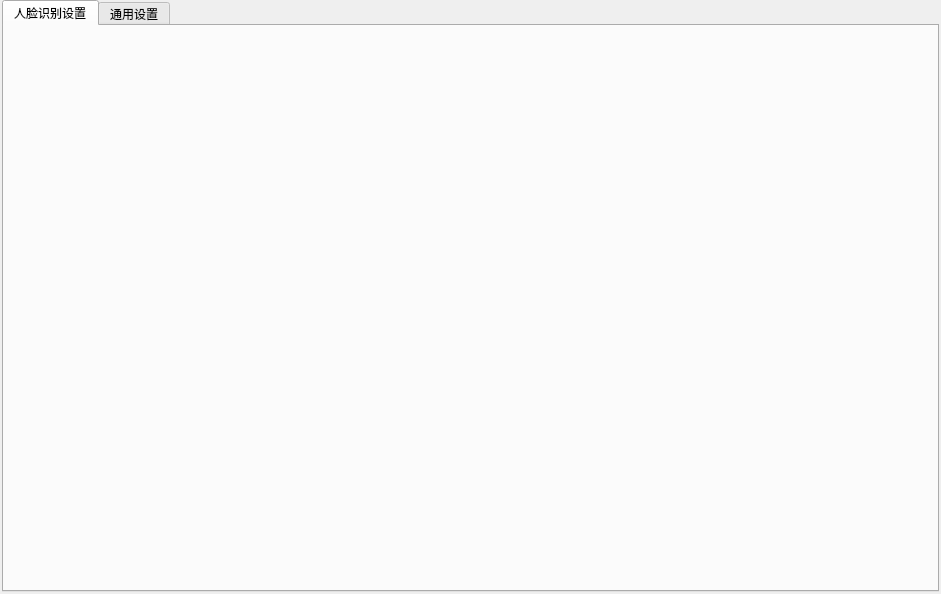
The window that ui/settingframe.ui (ChaoII/AICP) describes before a commit, drawn with Qt 5.
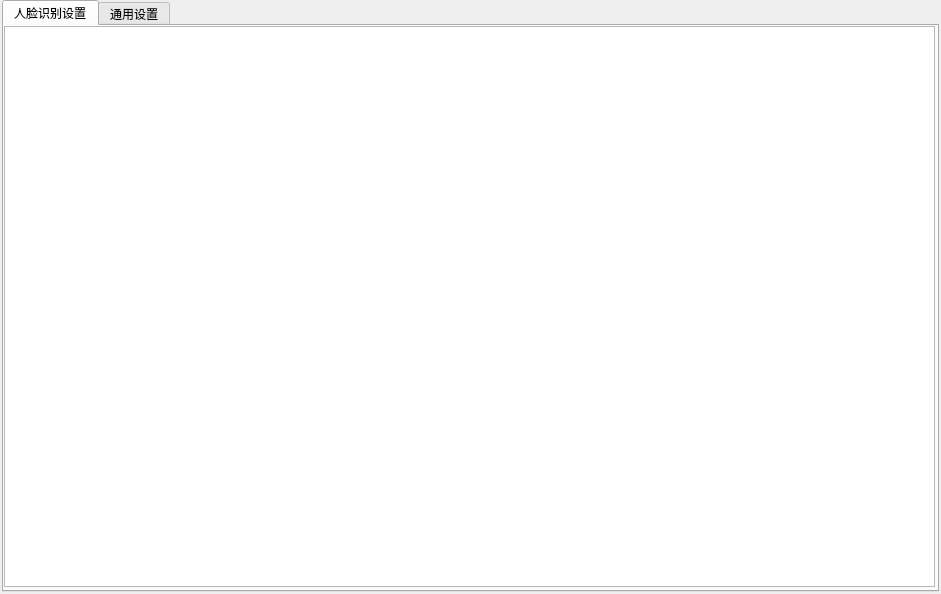
The same window after the commit.

Commit message: add face message table

Patch:
```diff
--- a/ui/settingframe.ui
+++ b/ui/settingframe.ui
@@ -35,6 +35,16 @@
       <attribute name="title">
        <string>人脸识别设置</string>
       </attribute>
+      <widget class="QTableView" name="tableView">
+       <property name="geometry">
+        <rect>
+         <x>0</x>
+         <y>0</y>
+         <width>931</width>
+         <height>561</height>
+        </rect>
+       </property>
+      </widget>
      </widget>
      <widget class="QWidget" name="tb_generate_settings">
       <attribute name="title">
```
The commit also changes 1 other file.
